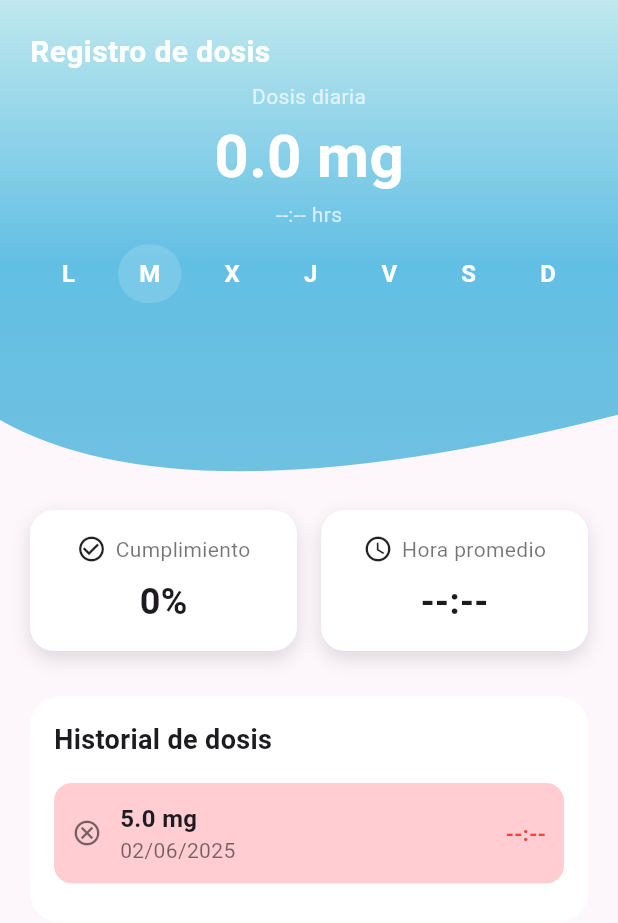
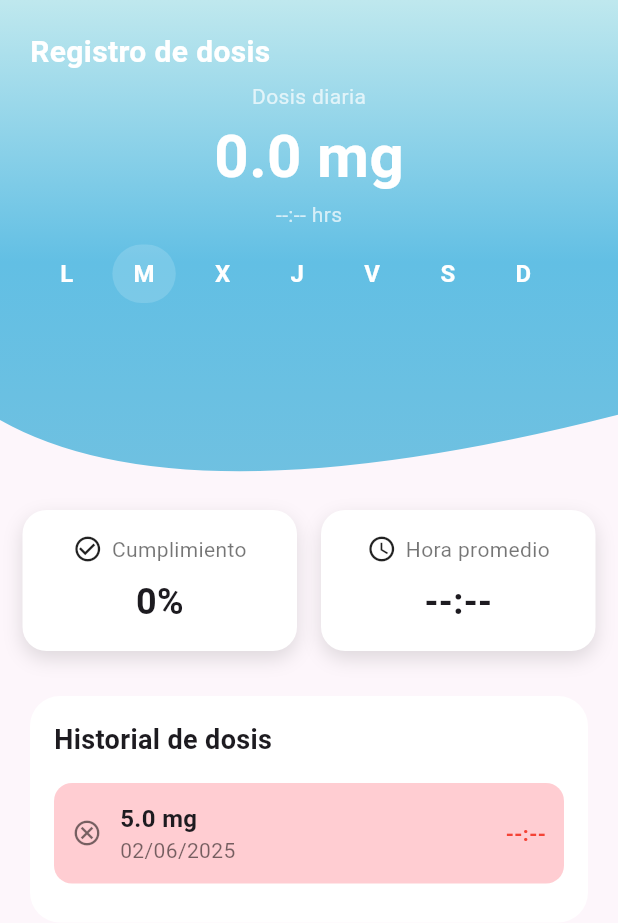
Before and after one commit to FabRangel/INRight, a Flutter app: the Page4 screen opened directly, on a phone screen of 412 x 824 dp. Shown: the top 923 px of the screen. Run offline on Flutter 3.47's test engine with Material 3 defaults, Android fonts, the phone set to English and light mode, and no system bars; our stand-ins replace animated_notch_bottom_bar, awesome_snackbar_content, cloud_firestore, firebase_auth, firebase_core, firebase_storage and 5 more; accounts and stored records are empty.

Commit message:
Fix: overflows

```diff
--- a/lib/features/home/presentation/pages/page3.dart
+++ b/lib/features/home/presentation/pages/page3.dart
@@ -29,7 +29,7 @@ class Page3 extends StatelessWidget {
                   width: double.infinity,
                   padding: EdgeInsets.only(
                     top: topPadding,
-                    bottom: screenHeight * 0.05,
+                    bottom: screenHeight * 0.02,
                   ),
                   decoration: const BoxDecoration(
                     gradient: LinearGradient(
--- a/lib/features/home/presentation/pages/page4.dart
+++ b/lib/features/home/presentation/pages/page4.dart
@@ -119,8 +119,10 @@ class _Page4State extends State<Page4> {
                   ),
                   const SizedBox(height: 10),
                   // Selector de día L-D
-                  Row(
-                    mainAxisAlignment: MainAxisAlignment.spaceAround,
+                  //
+                  SingleChildScrollView(
+                    scrollDirection: Axis.horizontal,
+                    child: Row(
                       children:
                           ['L', 'M', 'X', 'J', 'V', 'S', 'D'].map((l) {
                             const map = {
@@ -133,28 +135,39 @@ class _Page4State extends State<Page4> {
                               'D': 'domingo',
                             };
                             final dia = map[l]!;
-                          return GestureDetector(
+                            return Padding(
+                              padding: const EdgeInsets.symmetric(
+                                horizontal: 6,
+                              ),
+                              child: GestureDetector(
                                 onTap: () => setState(() => _selectedDay = dia),
                                 child: _DiaTexto(
                                   l,
                                   seleccionado: dia == _selectedDay,
                                 ),
+                              ),
                             );
                           }).toList(),
+                    ),
                   ),
                 ],
               ),
             ),
           ),
           // Sección scrollable
-          Positioned.fill(
+          Positioned(
             top: 320,
+            left: 0,
+            right: 0,
+            bottom: 0,
+            child: ClipRect(
               child: _HistorialSection(
                 historial: historial,
                 cumplimiento: _cumplimiento(historial),
                 horaProm: _horaPromedio(historial),
                 horaLegible: _horaLegible,
                 fechaLegible: _fechaLegible,
+              ),
             ),
           ),
         ],
@@ -186,7 +199,7 @@ class _HistorialSection extends StatelessWidget {
       child: Column(
         children: [
           Padding(
-            padding: const EdgeInsets.symmetric(horizontal: 20),
+            padding: const EdgeInsets.symmetric(horizontal: 15),
             child: Row(
               children: [
                 Expanded(
--- a/lib/features/home/presentation/widgets/appBarWelcome.dart
+++ b/lib/features/home/presentation/widgets/appBarWelcome.dart
@@ -58,7 +58,7 @@ class _AppBarWelcomeState extends State<AppBarWelcome> {
                       ),
                     )
                     : Text(
-                      "¡Hola, ${userProvider.userName}!",
+                      "¡Hola, ${userProvider.userName.split(' ').first}!",
                       style: const TextStyle(
                         color: Colors.white,
                         fontSize: 20,
--- a/lib/features/home/presentation/widgets/infoCard.dart
+++ b/lib/features/home/presentation/widgets/infoCard.dart
@@ -26,7 +26,7 @@ class _InfoCardState extends State<InfoCard> {
 
   Future<void> _loadInrData() async {
     final inrData = await Page2.getInrData(context);
-
+    if (!mounted) return;
     // Calcular el porcentaje de cumplimiento basado en dosis tomadas
     final provider = Provider.of<MedicationConfigProvider>(
       context,
```
Also changed, not shown: lib/features/auth/presentation/login_screen.dart (+15 -1 lines), lib/features/auth/presentation/register_screen.dart (+5 -5 lines), lib/features/home/presentation/widgets/appBarNotifications.dart (+3 -10 lines), lib/services/auth/firebaseAuth.service.dart (+21 -0 lines), pubspec.yaml (+5 -4 lines), pubspec.lock, 59 other files. Lines whose indentation alone changed are shown as unchanged.
